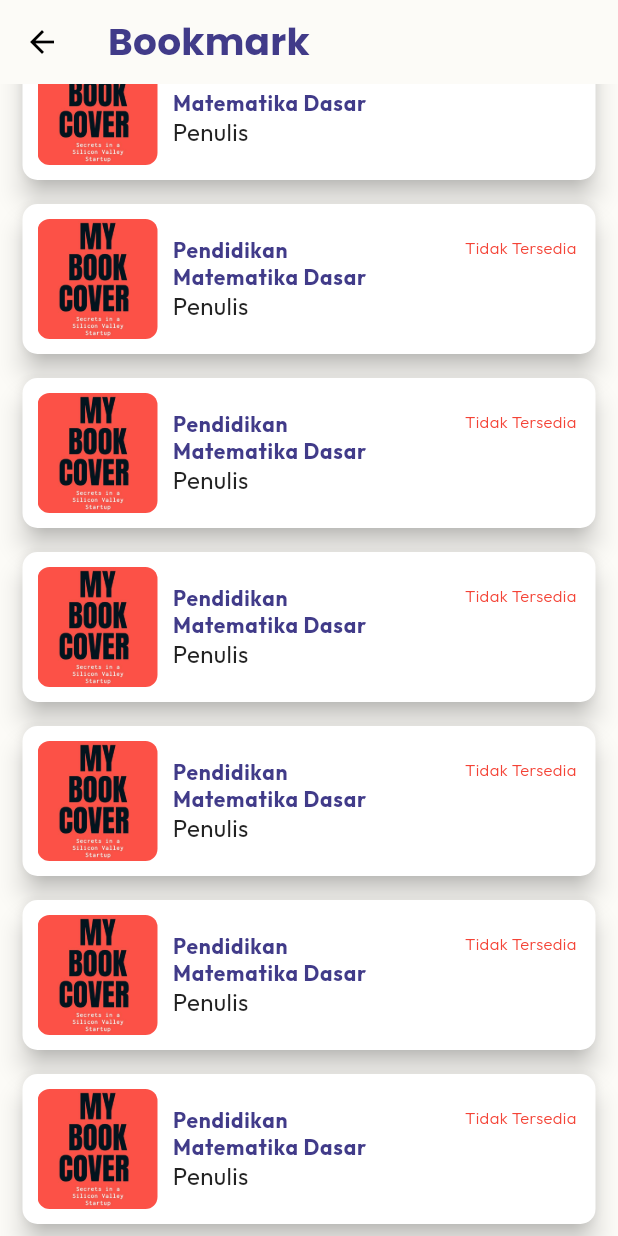
After one commit to adindaayuazzahra/gobooks, a Flutter app: the BookmarkPage screen opened by its route, scrolled down 392 dp, after a tap on "Pendidikan Matematika Dasar", on a phone screen of 412 x 824 dp. The commit adds this screen. Run offline on Flutter 3.47's test engine with Material 2 defaults, Android fonts, the phone set to English and light mode, and no system bars; our stand-ins replace flutter_svg, google_fonts, lottie.

Commit message:
membuat halaman bookmark

```diff
--- /dev/null
+++ b/lib/bookmark_page.dart
@@ -0,0 +1,134 @@
+import 'package:flutter/material.dart';
+import 'package:gobooks/styles.dart';
+
+class BookmarkPage extends StatelessWidget {
+  static const ROUTE_NAME = '/bookmark';
+  const BookmarkPage({Key? key}) : super(key: key);
+
+  @override
+  Widget build(BuildContext context) {
+    return Scaffold(
+      backgroundColor: bgColor,
+      appBar: AppBar(
+        elevation: 0,
+        leading: IconButton(
+            onPressed: () {
+              Navigator.pop(context);
+            },
+            icon: Icon(
+              Icons.arrow_back,
+              color: Colors.black,
+            )),
+        title: Text(
+          'Bookmark',
+          style: Theme.of(context)
+              .textTheme
+              .headline6
+              ?.copyWith(color: accentColor, fontSize: 25),
+        ),
+        //automaticallyImplyLeading: true,
+      ),
+      body: ListView.builder(
+        itemCount: 10,
+        shrinkWrap: true,
+        itemBuilder: (context, index) {
+          return RekomenList(
+            key: const Key('rekomen_list_1'),
+            onTap: () {},
+          );
+        },
+      ),
+    );
+  }
+}
+
+class RekomenList extends StatelessWidget {
+  final Function() onTap;
+  const RekomenList({
+    Key? key,
+    required this.onTap,
+  }) : super(key: key);
+
+  @override
+  Widget build(BuildContext context) {
+    return
+        //width: 315,
+        //width: size.width * 0.88,
+        InkWell(
+      onTap: onTap,
+      child: Card(
+        //color: secLightColor,
+        elevation: 7,
+        margin: const EdgeInsets.symmetric(horizontal: 15, vertical: 8),
+        shape: RoundedRectangleBorder(borderRadius: BorderRadius.circular(10)),
+        child: Padding(
+          padding: const EdgeInsets.all(10),
+          child: Row(
+            mainAxisAlignment: MainAxisAlignment.start,
+            children: [
+              ClipRRect(
+                borderRadius: BorderRadius.circular(8),
+                child: Image.asset(
+                  'assets/image/cover_book.jpg',
+                  fit: BoxFit.cover,
+                  //width: size.width * 0.25,
+                  width: 80,
+                  height: 80,
+                ),
+              ),
+              Expanded(
+                child: Row(
+                  mainAxisAlignment: MainAxisAlignment.spaceBetween,
+                  crossAxisAlignment: CrossAxisAlignment.start,
+                  children: [
+                    Padding(
+                      padding: const EdgeInsets.only(left: 10),
+                      child: Column(
+                        crossAxisAlignment: CrossAxisAlignment.start,
+                        children: [
+                          SizedBox(
+                            width: 130,
+                            child: Text(
+                              'Pendidikan Matematika Dasar',
+                              maxLines: 2,
+                              overflow: TextOverflow.ellipsis,
+                              style: Theme.of(context)
+                                  .textTheme
+                                  .bodyText1
+                                  ?.copyWith(
+                                    fontWeight: FontWeight.bold,
+                                    color: accentColor,
+                                    fontSize: 14,
+                                  ),
+                            ),
+                          ),
+                          Text('Penulis',
+                              style: Theme.of(context).textTheme.bodyText2),
+                        ],
+                      ),
+                    ),
+                    // Text(
+                    //   ' Tersedia ',
+                    //   style: Theme.of(context).textTheme.bodyText2?.copyWith(
+                    //         fontWeight: FontWeight.w300,
+                    //         color: Colors.green,
+                    //         fontSize: 12,
+                    //       ),
+                    // ),
+                    Text(
+                      ' Tidak Tersedia ',
+                      style: Theme.of(context).textTheme.bodyText2?.copyWith(
+                          fontWeight: FontWeight.w300,
+                          color: Colors.red,
+                          fontSize: 11),
+                    ),
+                  ],
+                ),
+              ),
+            ],
+          ),
+        ),
+      ),
+    );
+  }
+}
--- a/lib/home_page.dart
+++ b/lib/home_page.dart
@@ -1,4 +1,5 @@
 import 'package:flutter/material.dart';
+import 'package:gobooks/bookmark_page.dart';
 import 'package:gobooks/styles.dart';
 
 class Homepage extends StatefulWidget {
@@ -24,34 +25,15 @@ class _HomepageState extends State<Homepage> {
         automaticallyImplyLeading: false,
         actions: [
           IconButton(
-            onPressed: () {},
+            onPressed: () {
+              Navigator.pushNamed(context, BookmarkPage.ROUTE_NAME);
+            },
             icon: const Icon(
-              Icons.search_rounded,
+              Icons.bookmark_outline_rounded,
               color: Colors.black,
             ),
           )
         ],
-        // shape: const RoundedRectangleBorder(
-        //   borderRadius: BorderRadius.only(
-        //     bottomLeft: Radius.circular(75),
-        //     bottomRight: Radius.circular(75),
-        //   ),
-        // ),
-        // bottom: PreferredSize(
-        //   preferredSize: const Size.fromHeight(125),
-        //   child: Container(
-        //     margin: const EdgeInsets.only(bottom: 17),
-        //     height: 95,
-        //     width: 320,
-        //     child: ClipRRect(
-        //       borderRadius: BorderRadius.circular(80),
-        //       child: Image.asset(
-        //         'assets/image/banner.png',
-        //         fit: BoxFit.fitWidth,
-        //       ),
-        //     ),
-        //   ),
-        // ),
       ),
       body: SingleChildScrollView(
         child: Padding(
--- a/lib/main.dart
+++ b/lib/main.dart
@@ -1,5 +1,7 @@
+import 'package:flutter/cupertino.dart';
 import 'package:flutter/material.dart';
 import 'package:flutter/services.dart';
+import 'package:gobooks/bookmark_page.dart';
 import 'package:gobooks/main_page.dart';
 import 'package:gobooks/styles.dart';
 
@@ -21,6 +23,7 @@ class GoBooks extends StatelessWidget {
   Widget build(BuildContext context) {
     return MaterialApp(
       debugShowCheckedModeBanner: false,
+
       title: 'Flutter Demo',
       theme: ThemeData(
         colorScheme: Theme.of(context).colorScheme.copyWith(
@@ -31,6 +34,22 @@ class GoBooks extends StatelessWidget {
       ),
       //home: const WelcomePage(),
       home: const Mainpage(),
+      onGenerateRoute: (RouteSettings settings) {
+        switch (settings.name) {
+          case '/home':
+            return MaterialPageRoute(builder: (_) => Mainpage());
+          case BookmarkPage.ROUTE_NAME:
+            return CupertinoPageRoute(builder: (_) => BookmarkPage());
+          default:
+            return MaterialPageRoute(builder: (_) {
+              return Scaffold(
+                body: Center(
+                  child: Text('Page not found :('),
+                ),
+              );
+            });
+        }
+      },
     );
   }
 }
--- a/lib/main_page.dart
+++ b/lib/main_page.dart
@@ -1,4 +1,5 @@
 import 'package:flutter/material.dart';
+import 'package:gobooks/bookmark_page.dart';
 import 'package:gobooks/history_page.dart';
 import 'package:gobooks/home_page.dart';
 import 'package:gobooks/profile_page.dart';
@@ -63,7 +64,7 @@ class _MainpageState extends State<Mainpage> {
             BottomNavigationBarItem(
                 icon: Icon(Icons.grid_view_rounded), label: "beranda"),
             BottomNavigationBarItem(
-                icon: Icon(Icons.bookmark_outline_rounded), label: "bookmark"),
+                icon: Icon(Icons.search_rounded), label: "search"),
             BottomNavigationBarItem(
                 icon: Icon(Icons.receipt_long_rounded), label: "Riwayat"),
             BottomNavigationBarItem(
```
